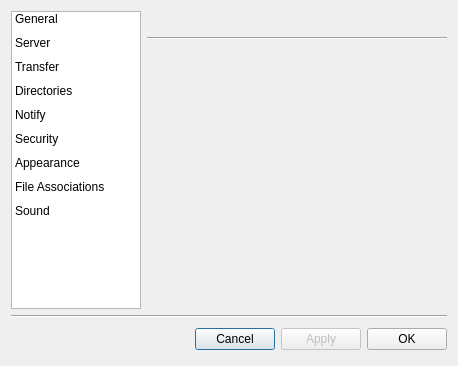
Old version of the form retroshare-gui/src/gui/settings/settings.ui in the repository RetroShare/RetroShare.
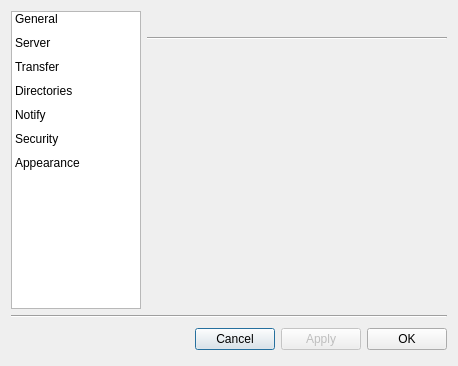
New version of the form. Icons and pictures are not drawn.

Commit message: removed unused settings bis

Diff of the .ui file:
```diff
--- a/retroshare-gui/src/gui/settings/settings.ui
+++ b/retroshare-gui/src/gui/settings/settings.ui
@@ -140,24 +140,6 @@
         <normaloff>:/images/looknfeel.png</normaloff>:/images/looknfeel.png</iconset>
       </property>
      </item>
-     <item>
-      <property name="text">
-       <string>File Associations</string>
-      </property>
-      <property name="icon">
-       <iconset resource="../images.qrc">
-        <normaloff>:/images/filetype-association.png</normaloff>:/images/filetype-association.png</iconset>
-      </property>
-     </item>
-     <item>
-      <property name="text">
-       <string>Sound</string>
-      </property>
-      <property name="icon">
-       <iconset resource="../images.qrc">
-        <normaloff>:/images/sound.png</normaloff>:/images/sound.png</iconset>
-      </property>
-     </item>
     </widget>
    </item>
    <item row="0" column="1">
```
The commit also changes 1 other file.
